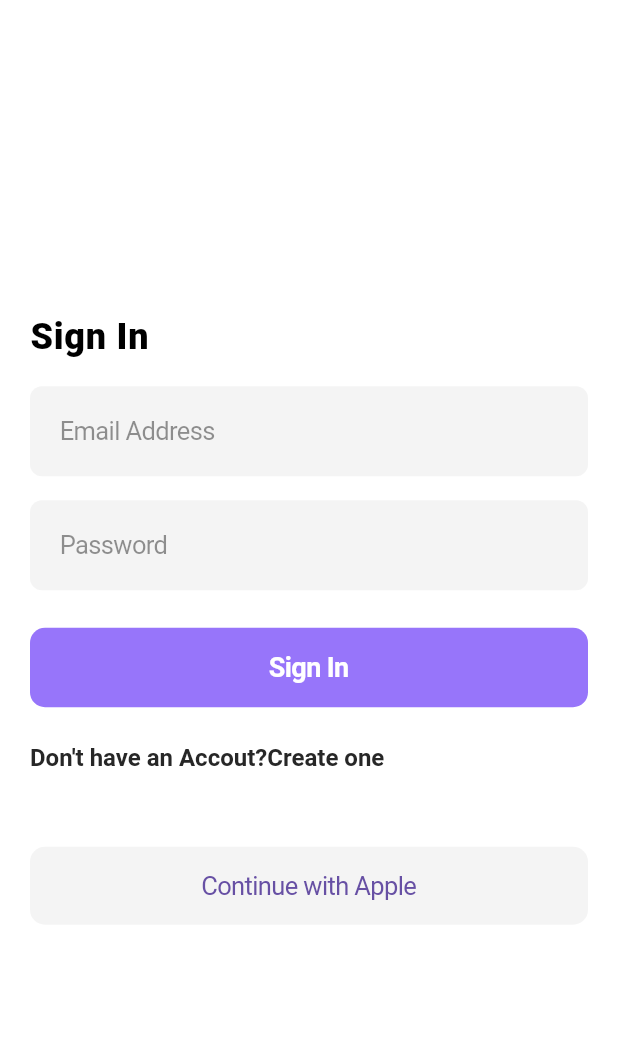
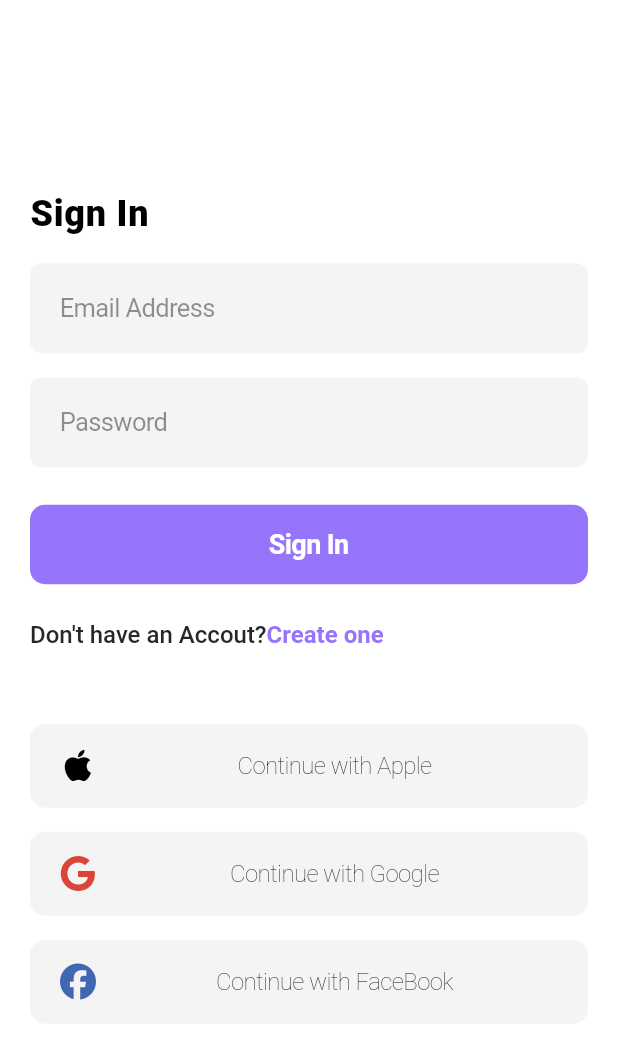
Before and after one commit to Saurabh2513/E-Commerce_app_Flutter, a Flutter app: the screen it shows after launch, on a phone screen of 412 x 824 dp. Shown: the top 1039 px of the screen. Run offline on Flutter 3.47's test engine with Material 3 defaults, Android fonts, the phone set to English and light mode, and no system bars; our stand-ins replace font_awesome_flutter.

```diff
--- a/lib/features/auth/signin_screen.dart
+++ b/lib/features/auth/signin_screen.dart
@@ -1,12 +1,13 @@
+import 'package:e_commerce_app/features/auth/signup_screen.dart';
 import 'package:e_commerce_app/utils/constant.dart';
 import 'package:flutter/cupertino.dart';
 import 'package:flutter/gestures.dart';
 import 'package:flutter/material.dart';
+import 'package:flutter/widgets.dart';
 import 'package:font_awesome_flutter/font_awesome_flutter.dart';
 
 class SignInScreen extends StatelessWidget {
   const SignInScreen({super.key});
-
   @override
   Widget build(BuildContext context) {
     return Scaffold(
@@ -76,13 +77,24 @@ class SignInScreen extends StatelessWidget {
                   style: const TextStyle(
                     color: TextFiledTextColor,
                     fontSize: 16,
-                    fontWeight: FontWeight.bold,
+                    fontWeight: FontWeight.w500,
                   ),
                   children: [
                     const TextSpan(text: "Don't have an Accout?"),
                     TextSpan(
                       text: 'Create one',
-                      recognizer: TapGestureRecognizer()..onTap = () {},
+                      style: const TextStyle(
+                          fontSize: 16,
+                          fontWeight: FontWeight.bold,
+                          color: primaryColor),
+                      recognizer: TapGestureRecognizer()
+                        ..onTap = () {
+                          Navigator.push(
+                              context,
+                              CupertinoPageRoute(
+                                builder: (context) => SignupScreen(),
+                              ));
+                        },
                     ),
                   ],
                 ),
@@ -96,6 +108,21 @@ class SignInScreen extends StatelessWidget {
                     text: 'Continue with Apple',
                     onPressed: () {},
                   ),
+                  const SizedBox(height: 16),
+                  SocialLogInButton(
+                    icon: FontAwesomeIcons.google,
+                    color: const Color(0xFFDB4437),
+                    text: 'Continue with Google',
+                    onPressed: () {},
+                  ),
+                  const SizedBox(height: 16),
+                  SocialLogInButton(
+                    icon: FontAwesomeIcons.facebook,
+                    color: const Color(0xFF4267B2),
+                    text: 'Continue with FaceBook',
+                    onPressed: () {},
+                  ),
+                  const SizedBox(height: 16),
                 ],
               )
             ],
@@ -128,8 +155,27 @@ class SocialLogInButton extends StatelessWidget {
         borderRadius: BorderRadius.circular(10.0),
       ),
       child: CupertinoButton(
-        child: Text(
-          text,
+        child: Row(
+          mainAxisAlignment: MainAxisAlignment.center,
+          children: [
+            Icon(
+              icon,
+              color: color,
+              size: 24,
+            ),
+            const SizedBox(width: 10),
+            Expanded(
+              child: Text(
+                text,
+                style: const TextStyle(
+                  color: blackColor,
+                  fontSize: 16,
+                  fontWeight: FontWeight.w200,
+                ),
+                textAlign: TextAlign.center,
+              ),
+            ),
+          ],
         ),
         onPressed: () {},
       ),
--- a/lib/features/auth/signup_screen.dart
+++ b/lib/features/auth/signup_screen.dart
@@ -1,7 +1,7 @@
 import 'package:flutter/material.dart';
 
-class SignUpScreen extends StatelessWidget {
-  const SignUpScreen({super.key});
+class SignupScreen extends StatelessWidget {
+  const SignupScreen({super.key});
 
   @override
   Widget build(BuildContext context) {
```
